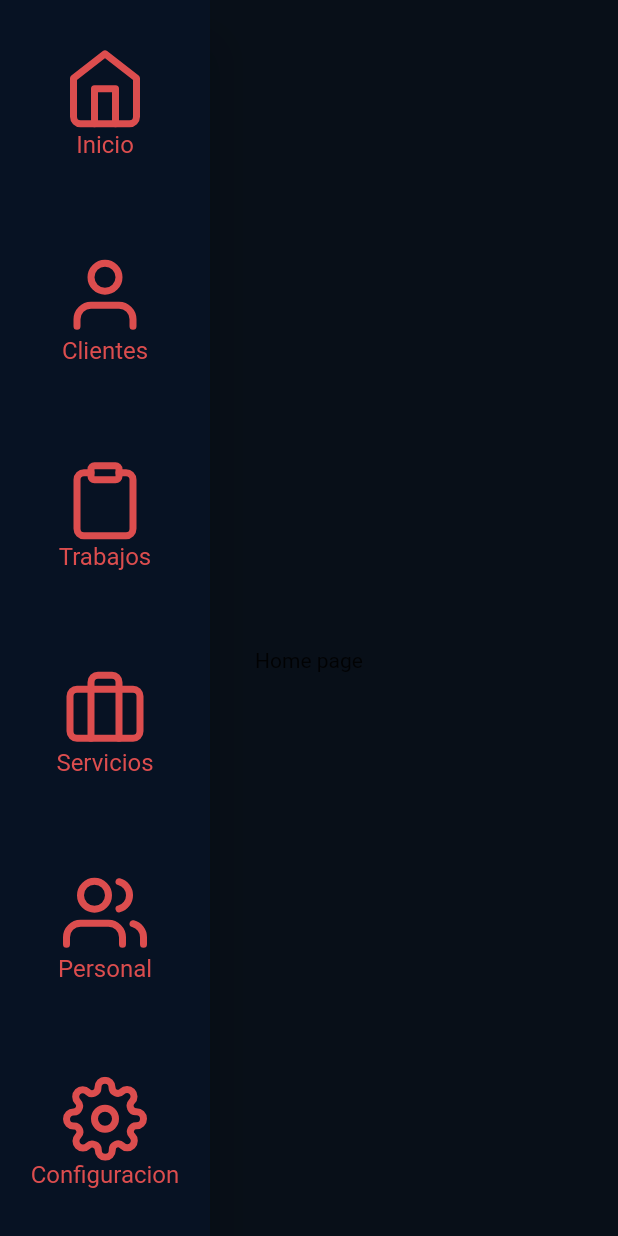
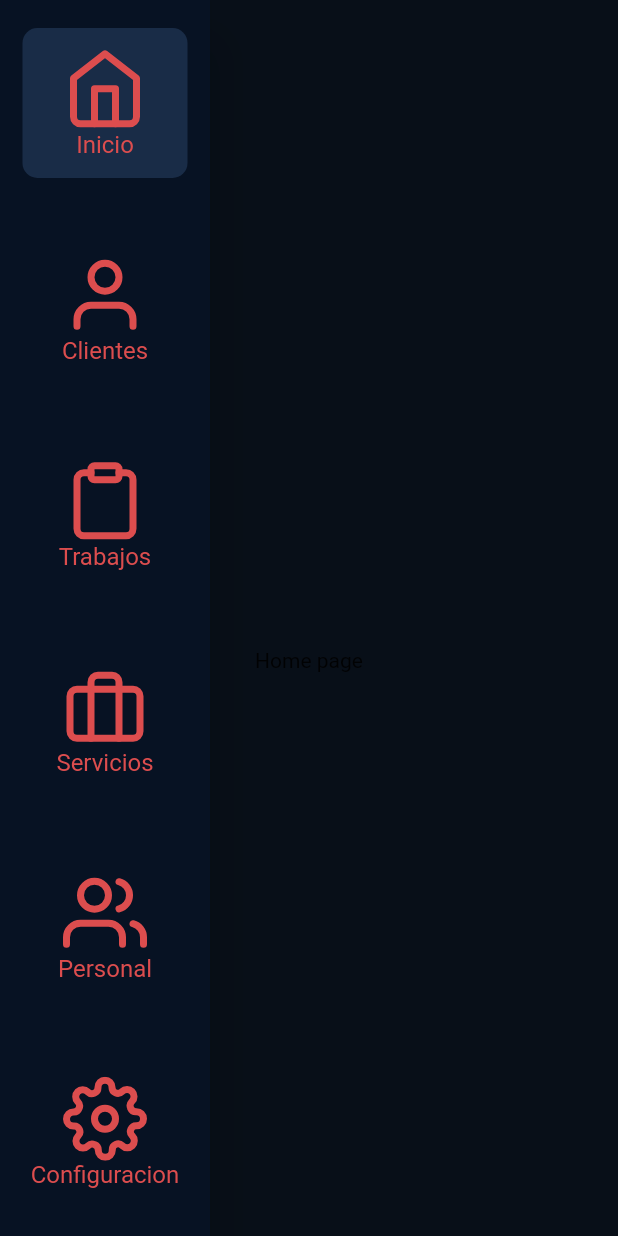
Before and after one commit to elroir/AutorepAI, a Flutter app: the screen it shows after launch, with the side drawer open, on a phone screen of 412 x 824 dp. Run offline on Flutter 3.47's test engine with Material 2 defaults, Android fonts, the phone set to English and light mode, and no system bars; our stand-ins replace flutter_feather_icons, get.

Commit message:
Navegacion terminada

```diff
--- a/lib/controllers/page_controller.dart
+++ b/lib/controllers/page_controller.dart
@@ -1,19 +1,27 @@
 import 'package:flutter/cupertino.dart';
 import 'package:get/get.dart';
+import 'package:ingemec/routes.dart';
 import 'package:ingemec/screens/home_screen.dart';
 
 class PageGetXController extends GetxController{
 
   Widget _currentPage;
+  int currentPageIndex;
 
   @override
   void onInit() {
     this._currentPage = HomeScreen();
+    this.currentPageIndex = 0;
     super.onInit();
   }
 
-  set currentPage(Widget page) {
-    this._currentPage = page;
+  void changePage(RouteSPA page) {
+
+    if(Get.size.width<=500)
+      Get.back();
+
+    this.currentPageIndex = page.index;
+    this._currentPage = page.page;
     update(['page']);
   }
 
--- /dev/null
+++ b/lib/routes.dart
@@ -0,0 +1,30 @@
+
+import 'package:flutter/material.dart';
+import 'package:flutter_feather_icons/flutter_feather_icons.dart';
+import 'package:ingemec/screens/client_screen.dart';
+import 'package:ingemec/screens/home_screen.dart';
+import 'package:ingemec/screens/works_screen.dart';
+
+final pageRoutesSPA = <RouteSPA>[
+
+  RouteSPA(index:0,icon: FeatherIcons.home,text: 'Inicio',page: HomeScreen()),
+  RouteSPA(index:1,icon: FeatherIcons.user,text: 'Clientes',page: ClientsScreen()),
+  RouteSPA(index:2,icon: FeatherIcons.clipboard,text: 'Trabajos',page: WorksScreen()),
+  RouteSPA(index:3,icon: FeatherIcons.briefcase,text: 'Servicios',page: HomeScreen()),
+  RouteSPA(index:4,icon: FeatherIcons.users,text: 'Personal',page: HomeScreen()),
+  RouteSPA(index:5,icon: FeatherIcons.settings,text: 'Configuracion',page: HomeScreen()),
+
+];
+
+
+
+class RouteSPA {
+
+  final int index;
+  final IconData icon;
+  final String text;
+  final Widget page;
+
+  RouteSPA({this.index,this.icon, this.text, this.page});
+
+}
--- a/lib/screens/launcher_screen.dart
+++ b/lib/screens/launcher_screen.dart
@@ -12,6 +12,7 @@ class LauncherScreen extends StatelessWidget {
       body: Row(
         children: [
           Container(
+            width: 140,
             color: Theme.of(context).primaryColorDark,
             child: SafeArea(child: Menu())
           ),
--- /dev/null
+++ b/lib/screens/works_screen.dart
@@ -0,0 +1,12 @@
+import 'package:flutter/material.dart';
+
+class WorksScreen extends StatelessWidget {
+  @override
+  Widget build(BuildContext context) {
+    return Scaffold(
+      body: Center(
+        child: Text('Works page'),
+      ),
+    );
+  }
+}
--- a/lib/widgets/menu.dart
+++ b/lib/widgets/menu.dart
@@ -1,27 +1,61 @@
 import 'package:flutter/material.dart';
-import 'package:flutter_feather_icons/flutter_feather_icons.dart';
 import 'package:get/get.dart';
 import 'package:ingemec/controllers/page_controller.dart';
-import 'package:ingemec/screens/client_screen.dart';
-import 'package:ingemec/screens/home_screen.dart';
-import 'package:ingemec/widgets/menu_item.dart';
+import 'package:ingemec/routes.dart';
+
 
 class Menu extends StatelessWidget {
-
-  final PageGetXController pageX = Get.put(PageGetXController());
 
   @override
   Widget build(BuildContext context) {
     return Column(
       mainAxisAlignment: MainAxisAlignment.spaceAround,
-      children: [
-        MenuItem(icon: FeatherIcons.home,text: 'Inicio',onTap: () => pageX.currentPage = HomeScreen(),),
-        MenuItem(icon: FeatherIcons.user,text: 'Clientes',onTap: () => pageX.currentPage = ClientsScreen()),
-        MenuItem(icon: FeatherIcons.clipboard,text: 'Trabajos',),
-        MenuItem(icon: FeatherIcons.briefcase,text: 'Servicios',),
-        MenuItem(icon: FeatherIcons.users,text: 'Personal',),
-        MenuItem(icon: FeatherIcons.settings,text: 'Configuracion',),
-      ],
+      children: pageRoutesSPA.map((page) => MenuItem(routeSPA: page,)).toList(),
     );
   }
 }
+
+
+
+class MenuItem extends StatelessWidget {
+
+final RouteSPA routeSPA;
+
+MenuItem({this.routeSPA});
+
+final PageGetXController pageX = Get.put(PageGetXController());
+
+
+@override
+Widget build(BuildContext context) {
+  return GestureDetector(
+    onTap: () => pageX.changePage(this.routeSPA),
+    child: GetBuilder<PageGetXController>(
+      init: PageGetXController(),
+      id: 'page',
+      builder: (controller) {
+        return Container(
+          width: 110,
+          constraints: BoxConstraints(
+              maxHeight: 100,
+              minHeight: 80
+          ),
+          decoration: controller.currentPageIndex==this.routeSPA.index ? BoxDecoration(
+              color: Get.theme.cardColor,
+              borderRadius: BorderRadius.circular(10)
+          ) : null,
+          child: Center(
+            child: Column(
+              mainAxisSize: MainAxisSize.min,
+              children: [
+                Icon(this.routeSPA.icon,size: 56,),
+                Text(this.routeSPA.text,style: TextStyle(color: Get.theme.primaryColor,fontSize: 16),)
+              ],
+            ),
+          ),
+        );
+      }
+    ),
+  );
+}
+}
--- a/lib/widgets/menu_item.dart
+++ /dev/null
@@ -1,26 +0,0 @@
-import 'package:flutter/material.dart';
-
-class MenuItem extends StatelessWidget {
-
-  final IconData icon;
-  final String text;
-  final Function onTap;
-
-  const MenuItem({Key key, this.icon, this.text, this.onTap}) : super(key: key);
-
-  @override
-  Widget build(BuildContext context) {
-    return GestureDetector(
-      onTap: this.onTap,
-      child: Container(
-        width: 140,
-        child: Column(
-          children: [
-            Icon(this.icon,size: 56,),
-            Text(this.text,style: TextStyle(color: Theme.of(context).primaryColor,fontSize: 16),)
-          ],
-        ),
-      ),
-    );
-  }
-}
```
